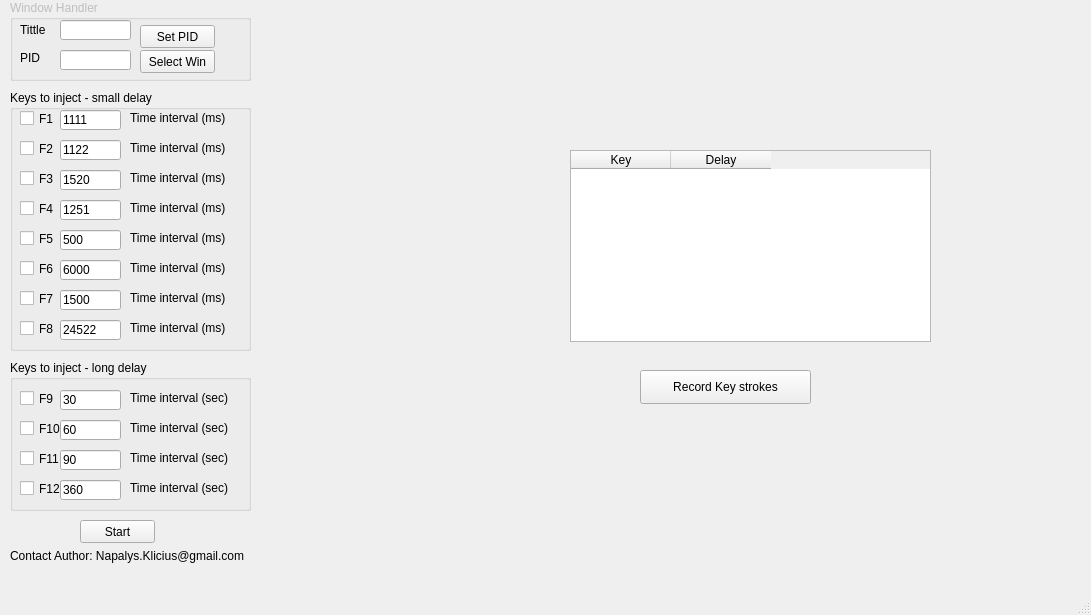
Above: gui/mainwindow.ui from Napalys/Attachable-clicker before the change. Below: the same form after it.
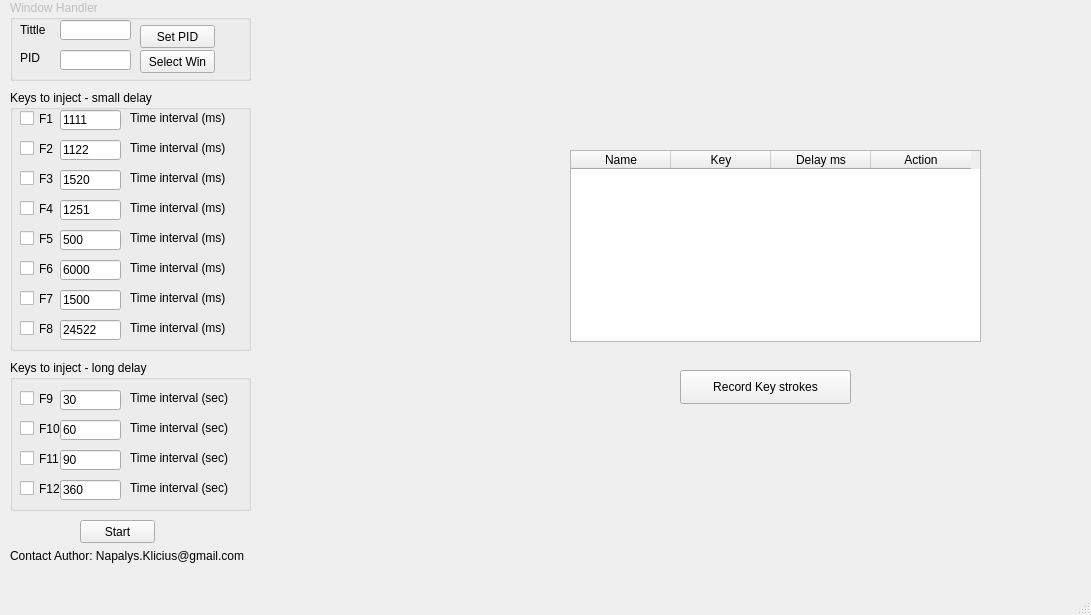
That is the form after the change.

Diff of the .ui file:
```diff
--- a/gui/mainwindow.ui
+++ b/gui/mainwindow.ui
@@ -711,16 +711,21 @@
      <rect>
       <x>570</x>
       <y>150</y>
-      <width>361</width>
+      <width>411</width>
       <height>192</height>
      </rect>
     </property>
     <property name="minimumSize">
      <size>
-      <width>361</width>
+      <width>411</width>
       <height>0</height>
      </size>
     </property>
+    <column>
+     <property name="text">
+      <string>Name</string>
+     </property>
+    </column>
     <column>
      <property name="text">
       <string>Key</string>
@@ -728,14 +733,19 @@
     </column>
     <column>
      <property name="text">
-      <string>Delay</string>
+      <string>Delay ms</string>
+     </property>
+    </column>
+    <column>
+     <property name="text">
+      <string>Action</string>
      </property>
     </column>
    </widget>
    <widget class="QPushButton" name="button_record">
     <property name="geometry">
      <rect>
-      <x>640</x>
+      <x>680</x>
       <y>370</y>
       <width>171</width>
       <height>34</height>
```
